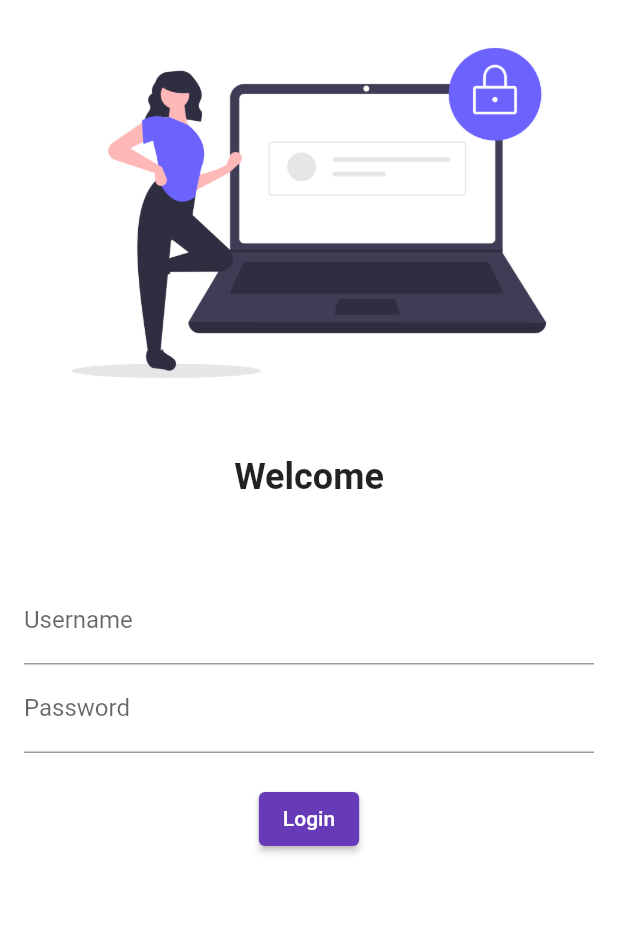
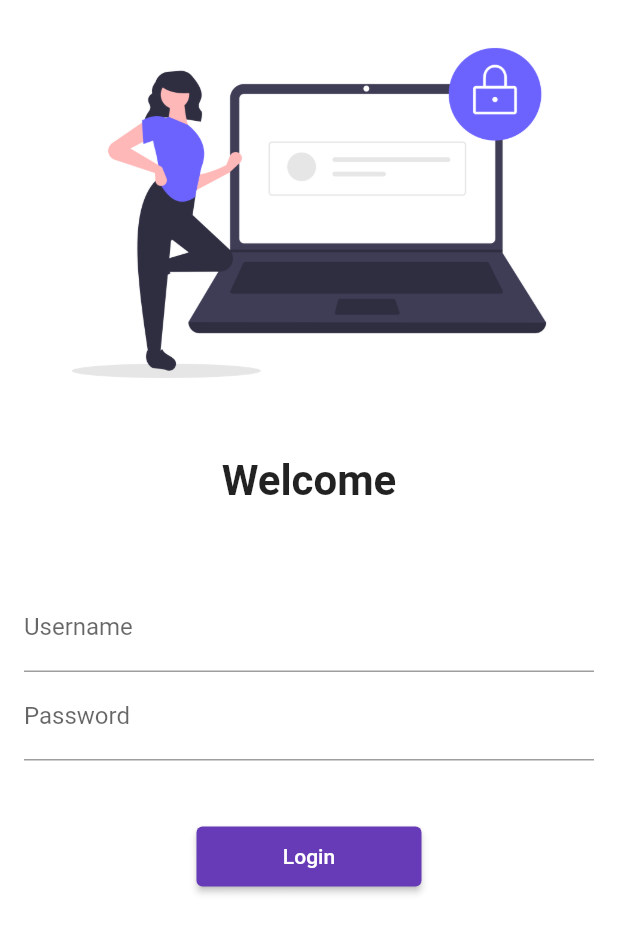
Before and after one commit to Roopam-Agr/30DaysOfFlutter, a Flutter app: the screen it shows after launch, on a phone screen of 412 x 824 dp. Shown: the top 933 px of the screen. Run offline on Flutter 3.47's test engine with Material 2 defaults, Android fonts, the phone set to English and light mode, and no system bars; our stand-ins replace google_fonts; Roboto replaces fonts that are missing (Ubuntu).

Commit message:
day 5 completed

```diff
--- a/lib/main.dart
+++ b/lib/main.dart
@@ -1,6 +1,7 @@
 import 'package:flutter/material.dart';
 import 'package:flutter_catalog/pages/home_page.dart';
 import 'package:flutter_catalog/pages/login_page.dart';
+import 'package:flutter_catalog/utils/routes.dart';
 import 'package:google_fonts/google_fonts.dart';
 
 void main() {
@@ -27,6 +28,7 @@ class MyApp extends StatelessWidget {
         primarySwatch: Colors.deepPurple,
         fontFamily: GoogleFonts.ubuntu().fontFamily,
       ),
+      // debugShowCheckedModeBanner: false,
 
       // darkTheme: ThemeData(
       //   brightness: Brightness.dark,
@@ -36,8 +38,8 @@ class MyApp extends StatelessWidget {
       // initialRoute: '/home',
       routes: {
         '/': (context) => LoginPage(),
-        '/home': (context) => HomePage(),
-        '/login': (context) => LoginPage(),
+        MyRoutes.homeRoute: (context) => HomePage(),
+        MyRoutes.loginRoute: (context) => LoginPage(),
       },
     );
   }
--- a/lib/pages/login_page.dart
+++ b/lib/pages/login_page.dart
@@ -1,4 +1,5 @@
 import 'package:flutter/material.dart';
+import 'package:flutter_catalog/utils/routes.dart';
 
 class LoginPage extends StatelessWidget {
   const LoginPage({Key? key}) : super(key: key);
@@ -6,7 +7,8 @@ class LoginPage extends StatelessWidget {
   @override
   Widget build(BuildContext context) {
     return Material(
-        color: Colors.white,
+        color: Color.fromRGBO(255, 255, 255, 1),
+        child: SingleChildScrollView(
           child: Column(
             children: [
               Image.asset(
@@ -19,7 +21,7 @@ class LoginPage extends StatelessWidget {
               Text(
                 "Welcome",
                 style: TextStyle(
-                fontSize: 24,
+                  fontSize: 28,
                   fontWeight: FontWeight.bold,
                 ),
               ),
@@ -27,7 +29,8 @@ class LoginPage extends StatelessWidget {
                 height: 20,
               ),
               Padding(
-              padding: const EdgeInsets.symmetric(horizontal: 16, vertical: 32),
+                padding:
+                    const EdgeInsets.symmetric(horizontal: 16, vertical: 32),
                 child: Column(
                   children: [
                     TextFormField(
@@ -42,19 +45,22 @@ class LoginPage extends StatelessWidget {
                       ),
                     ),
                     SizedBox(
-                    height: 20,
+                      height: 40,
                     ),
                     ElevatedButton(
                       onPressed: () {
-                      print('Hi Roopam');
+                        Navigator.pushNamed(context, MyRoutes.homeRoute);
                       },
                       child: Text('Login'),
-                    style: TextButton.styleFrom(),
+                      style: TextButton.styleFrom(
+                        minimumSize: Size(150, 40),
+                      ),
                     )
                   ],
                 ),
               )
             ],
+          ),
         ));
   }
 }
--- /dev/null
+++ b/lib/utils/routes.dart
@@ -0,0 +1,4 @@
+class MyRoutes {
+  static String loginRoute = '/Login';
+  static String homeRoute = '/home';
+}
```
Lines whose indentation alone changed are shown as unchanged.
